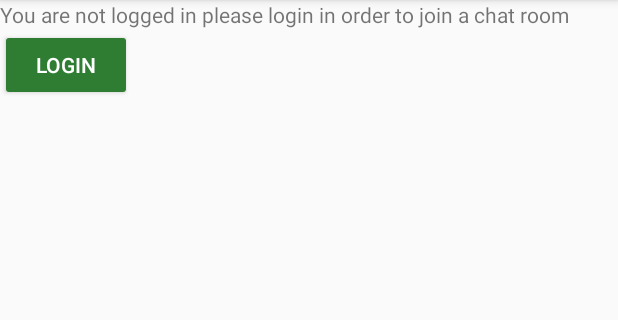
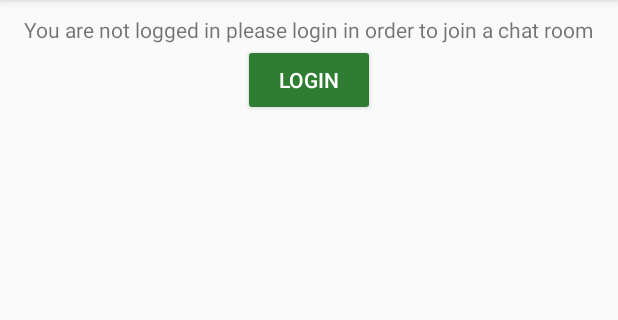
Before and after one commit to JoseRNFaria/UdacityFriendlyChat, an Android app: the screen it shows after launch (StartView), on a phone screen of 412 x 824 dp, the part 84-404 px from its top. Run offline under Robolectric (Android 15) with nearby library versions, the phone set to English and light mode, and no system bars; our stand-ins replace Firebase (no records; nobody signed in at launch, a user with empty details on screens opened directly); libraries missing offline, so code that uses them is left out: com.firebase.ui.

Commit message:
Small improvement in StartActivity

```diff
--- a/app/src/main/res/layout/activity_start.xml
+++ b/app/src/main/res/layout/activity_start.xml
@@ -4,6 +4,7 @@
     android:layout_width="match_parent"
     android:layout_height="match_parent"
     android:orientation="vertical"
+
     tools:context=".view.StartView">
 
 
@@ -11,6 +12,8 @@
         android:id="@+id/login_text"
         android:layout_width="wrap_content"
         android:layout_height="wrap_content"
+        android:layout_marginTop="10dp"
+        android:layout_gravity="center"
         android:text="@string/start_Activity_text" />
 
     <Button
@@ -18,5 +21,6 @@
         android:layout_width="wrap_content"
         android:layout_height="wrap_content"
         android:enabled="false"
+        android:layout_gravity="center"
         android:text="@string/login_button" />
 </LinearLayout>
```
